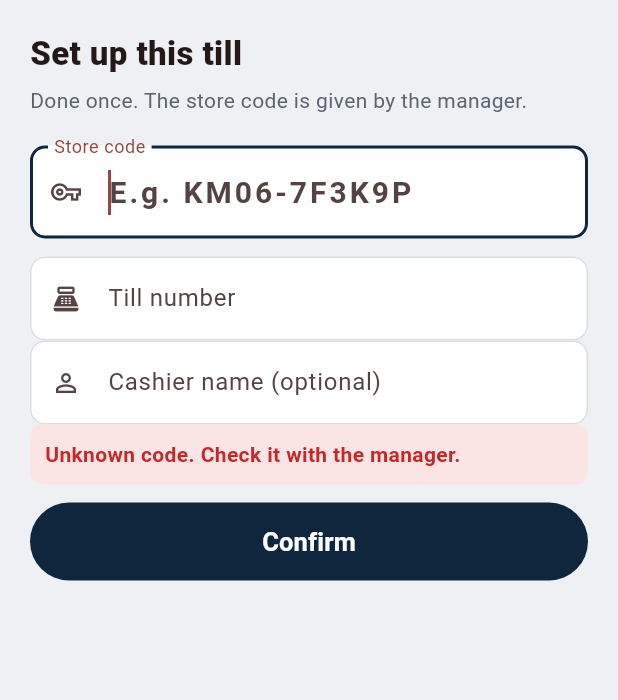
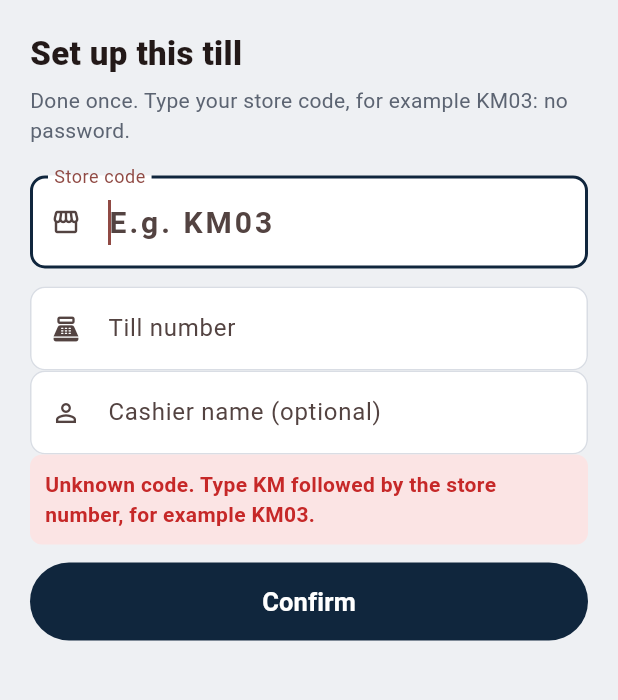
Before and after one commit to honoremadika/alerte-caisse, a Flutter app: the CaisseGate widget shown alone on an empty page, opened directly, after a tap on "FR", after a tap on "EN", after a tap on "Confirm", on a phone screen of 412 x 824 dp, the part 63-763 px from its top. Run offline on Flutter 3.47's test engine with Material 3 defaults, Android fonts, the phone set to English and light mode, and no system bars; our stand-ins replace cloud_firestore, firebase_auth, firebase_core, firebase_messaging, flutter_local_notifications, package_info_plus and 1 more; missing offline and left inert: flutter_foreground_task, hotkey_manager, launch_at_startup, screen_retriever, window_manager; accounts and stored records are empty; generated files the repository leaves out were written again; network calls fail.

Commit message:
Version 2.2 : poste de caisse ouvert avec le code court du magasin (KM03), bulle sur tous les écrans du PC
Co-Authored-By: Claude Fable 5.2 <noreply@anthropic.com>
Claude-Session: https://claude.ai/code/session_014JVV115i7ss3PGNgANd5Vg

```diff
--- a/lib/l10n/strings.dart
+++ b/lib/l10n/strings.dart
@@ -69,13 +69,13 @@ const Map<String, Map<String, String>> _t = {
   'ringtone': {'fr': 'Sonnerie', 'en': 'Ringtone'},
   // Poste de caisse (PC, sans identifiant ni mot de passe)
   'setupTitle': {'fr': 'Installer ce poste de caisse', 'en': 'Set up this till'},
-  'setupIntro': {'fr': 'À faire une seule fois. Le code du magasin est donné par le manager.', 'en': 'Done once. The store code is given by the manager.'},
+  'setupIntro': {'fr': 'À faire une seule fois. Tapez le code de votre magasin, par exemple KM03 : aucun mot de passe.', 'en': 'Done once. Type your store code, for example KM03: no password.'},
   'storeCode': {'fr': 'Code du magasin', 'en': 'Store code'},
-  'storeCodeHint': {'fr': 'Ex. : KM06-7F3K9P', 'en': 'E.g. KM06-7F3K9P'},
+  'storeCodeHint': {'fr': 'Ex. : KM03', 'en': 'E.g. KM03'},
   'tillNumber': {'fr': 'Numéro de caisse', 'en': 'Till number'},
   'cashierNameOpt': {'fr': 'Nom du caissier (facultatif)', 'en': 'Cashier name (optional)'},
   'startPost': {'fr': 'Valider', 'en': 'Confirm'},
-  'badCode': {'fr': 'Code inconnu. Vérifiez-le auprès du manager.', 'en': 'Unknown code. Check it with the manager.'},
+  'badCode': {'fr': 'Code inconnu. Tapez KM suivi du numéro du magasin, par exemple KM03.', 'en': 'Unknown code. Type KM followed by the store number, for example KM03.'},
   'needTill': {'fr': 'Indiquez le numéro de caisse (1 à 4 caractères).', 'en': 'Enter the till number (1 to 4 characters).'},
   'connectFailed': {'fr': 'Pas de connexion au serveur. Vérifiez internet.', 'en': 'Cannot reach the server. Check the internet.'},
   'postsDisabled': {'fr': 'La connexion des postes de caisse est désactivée sur le serveur. Prévenez l’administrateur.', 'en': 'Till sign-in is disabled on the server. Tell the administrator.'},
@@ -92,7 +92,7 @@ const Map<String, Map<String, String>> _t = {
   'keysHint': {'fr': 'Touches 1 à 9 · Ctrl + Entrée pour envoyer · Échap pour réduire', 'en': 'Keys 1 to 9 · Ctrl + Enter to send · Esc to minimise'},
   'clickOutside': {'fr': 'Un clic en dehors réduit la fenêtre en bulle.', 'en': 'Clicking outside shrinks the window to a bubble.'},
   'tillCodes': {'fr': 'Codes des PC de caisse', 'en': 'Till PC codes'},
-  'tillCodesIntro': {'fr': 'À taper une seule fois sur chaque PC de caisse. Ne le donnez qu’au personnel.', 'en': 'Typed once on each till PC. Share it with staff only.'},
+  'tillCodesIntro': {'fr': 'Sur le PC de caisse, le code court du magasin suffit (ex. KM03). Les codes longs ci-dessous fonctionnent aussi.', 'en': 'On the till PC, the short store code is enough (e.g. KM03). The long codes below also work.'},
   'noCodes': {'fr': 'Aucun code pour le moment.', 'en': 'No codes yet.'},
   'copied': {'fr': 'Copié', 'en': 'Copied'},
   'updateAvailable': {'fr': 'Une nouvelle version de l’app est disponible.', 'en': 'A new version of the app is available.'},
--- a/lib/screens/caisse_gate.dart
+++ b/lib/screens/caisse_gate.dart
@@ -29,7 +29,28 @@ class _CaisseGateState extends State<CaisseGate> {
   @override
   void initState() {
     super.initState();
+    // Un clic sur une autre fenêtre range toujours l'app en bulle.
+    DesktopOverlay.collapseOnBlur = true;
     _start();
+  }
+
+  /// Écrans hors poste (installation, attente, erreur) : même bulle quand la
+  /// fenêtre est réduite. L'écran reste en mémoire : ce qui est tapé est gardé.
+  Widget _withBubble(Widget child) {
+    if (!DesktopOverlay.isDesktop) return child;
+    return ValueListenableBuilder<bool>(
+      valueListenable: DesktopOverlay.expanded,
+      builder: (context, open, _) => Stack(children: [
+        Offstage(offstage: !open, child: child),
+        if (!open) const CaisseBubble(),
+      ]),
+    );
+  }
+
+  @override
+  Widget build(BuildContext context) {
+    final page = _page(context);
+    return page is StreamBuilder<Station?> ? page : _withBubble(page);
   }
 
   Future<void> _start() async {
@@ -79,8 +100,7 @@ class _CaisseGateState extends State<CaisseGate> {
     }
   }
 
-  @override
-  Widget build(BuildContext context) {
+  Widget _page(BuildContext context) {
     if (_loading) return const CaissePage(child: Center(child: CircularProgressIndicator()));
     if (_failed) {
       return CaissePage(
@@ -110,19 +130,19 @@ class _CaisseGateState extends State<CaisseGate> {
           if (e is FirebaseException && e.code == 'permission-denied') {
             WidgetsBinding.instance.addPostFrameCallback((_) => _reset());
           }
-          return const CaissePage(child: Center(child: CircularProgressIndicator()));
+          return _withBubble(const CaissePage(child: Center(child: CircularProgressIndicator())));
         }
         if (!snap.hasData && snap.connectionState == ConnectionState.waiting) {
-          return const CaissePage(child: Center(child: CircularProgressIndicator()));
+          return _withBubble(const CaissePage(child: Center(child: CircularProgressIndicator())));
         }
         final s = snap.data;
         if (s == null || s.isRefused) {
           WidgetsBinding.instance.addPostFrameCallback((_) => _reset());
-          return const CaissePage(child: Center(child: CircularProgressIndicator()));
+          return _withBubble(const CaissePage(child: Center(child: CircularProgressIndicator())));
         }
         if (!s.isApproved) {
           // Poste créé avec l'ancienne méthode (validation par un manager).
-          return CaissePage(
+          return _withBubble(CaissePage(
             child: Center(
               child: Column(mainAxisSize: MainAxisSize.min, children: [
                 Text(tr('waitTitle'), style: const TextStyle(fontSize: 20, fontWeight: FontWeight.w800)),
@@ -134,7 +154,7 @@ class _CaisseGateState extends State<CaisseGate> {
                 OutlinedButton(onPressed: _reset, child: Text(tr('changePost'))),
               ]),
             ),
-          );
+          ));
         }
         return CashierScreen(
           user: _stations.asCashier(s, _name),
@@ -168,7 +188,7 @@ class _StationSetupScreenState extends State<StationSetupScreen> {
 
   Future<void> _submit() async {
     final till = _till.text.trim();
-    if (StationService.normalizeCode(_code.text).length < 6) {
+    if (StationService.normalizeCode(_code.text).length < 4) {
       setState(() => _error = tr('badCode'));
       return;
     }
@@ -198,6 +218,7 @@ class _StationSetupScreenState extends State<StationSetupScreen> {
   @override
   Widget build(BuildContext context) {
     return CaissePage(
+      canMinimise: true,
       child: ListView(
         padding: const EdgeInsets.fromLTRB(20, 20, 20, 24),
         children: [
@@ -210,7 +231,7 @@ class _StationSetupScreenState extends State<StationSetupScreen> {
             autofocus: true,
             textCapitalization: TextCapitalization.characters,
             style: const TextStyle(fontSize: 20, fontWeight: FontWeight.w700, letterSpacing: 2),
-            decoration: caisseInput(tr('storeCode'), hint: tr('storeCodeHint'), icon: Icons.vpn_key_outlined),
+            decoration: caisseInput(tr('storeCode'), hint: tr('storeCodeHint'), icon: Icons.storefront_outlined),
             onSubmitted: (_) => _submit(),
           ),
           const SizedBox(height: 12),
--- a/lib/services/station_service.dart
+++ b/lib/services/station_service.dart
@@ -78,9 +78,12 @@ class StationService {
     return ref.id;
   }
 
-  /// Normalise un code tapé : « km06 7f3k9p » -> « KM06-7F3K9P ».
+  /// Normalise un code tapé : « km3 », « KM 03 » ou « 3 » -> « KM03 »
+  /// (et l'ancien code long « km06 7f3k9p » -> « KM06-7F3K9P »).
   static String normalizeCode(String raw) {
     final c = raw.toUpperCase().replaceAll(RegExp(r'[^A-Z0-9]'), '');
+    final short = RegExp(r'^(?:KM)?0*(\d{1,2})$').firstMatch(c);
+    if (short != null) return 'KM${short.group(1)!.padLeft(2, '0')}';
     final m = RegExp(r'^(KM\d{2})([A-Z0-9]{6})$').firstMatch(c);
     return m == null ? c : '${m.group(1)}-${m.group(2)}';
   }
@@ -89,7 +92,7 @@ class StationService {
   Future<String> joinWithCode(String rawCode, String register) async {
     final uid = (await ensureSession()).uid;
     final code = normalizeCode(rawCode);
-    if (code.length < 6) throw StateError('bad-code');
+    if (code.length < 4) throw StateError('bad-code');
     final snap = await _db.collection('stationCodes').doc(code).get();
     final storeId = (snap.data()?['storeId'] ?? '').toString();
     if (!snap.exists || storeId.isEmpty) throw StateError('bad-code');
--- a/pubspec.yaml
+++ b/pubspec.yaml
@@ -1,7 +1,7 @@
 name: alerte_caisse
 description: Alertes caisse -> managers en temps réel (desktop + mobile).
 publish_to: 'none'
-version: 2.1.0+100
+version: 2.2.0+100
 
 environment:
   sdk: ">=3.4.0 <4.0.0"
```
Also changed, not shown: lib/screens/cashier_screen.dart (+7 -2 lines), 2 other files.
